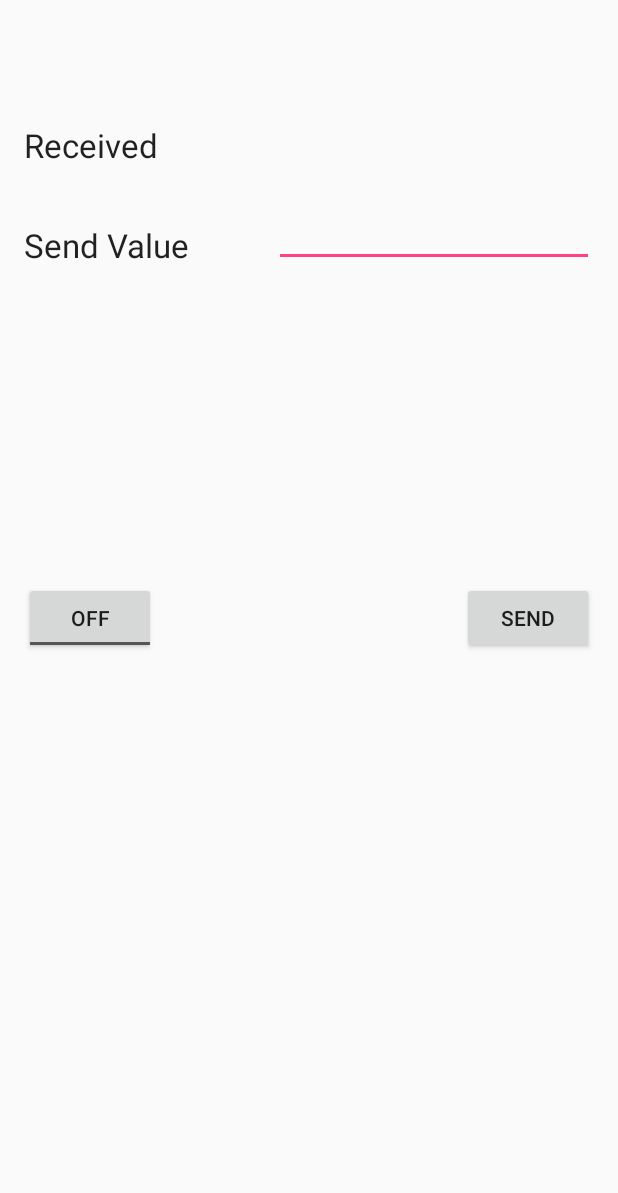
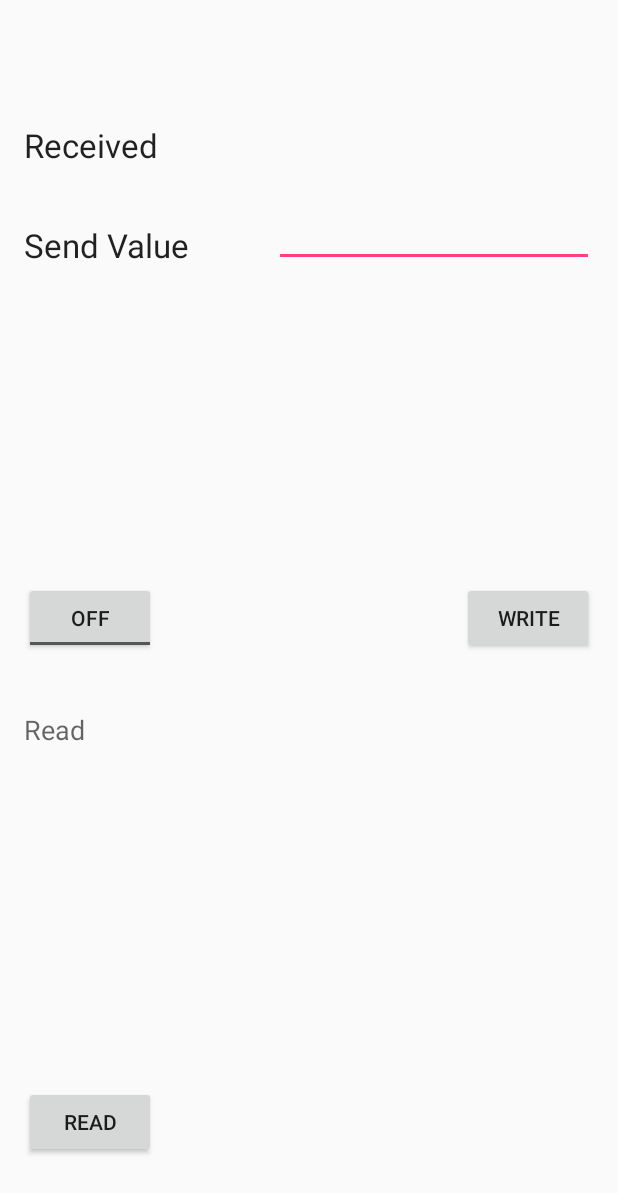
Before and after one commit to masanori840816/AndroidKtBleController, an Android app: the CentralActivity screen opened directly, with no data from a screen before it, on a phone screen of 412 x 824 dp. Shown: the top 1193 px of the screen. Run offline under Robolectric (Android 15) with nearby library versions, the phone set to English and light mode, and no system bars.

Commit message:
add read value button

```diff
--- a/app/src/main/java/jp/masanori/androidktblecontroller/CentralActivity.kt
+++ b/app/src/main/java/jp/masanori/androidktblecontroller/CentralActivity.kt
@@ -39,6 +39,7 @@ class CentralActivity : FragmentActivity() {
     private var bleCharacteristic: BluetoothGattCharacteristic? = null
     private final var locationAccesser = LocationAccesser()
     private var textReceived: TextView? = null
+    private var textRead: TextView? = null
     private final var REQUEST_NUM_BLE_ON = 1
 
     fun onGpsEnabled(){
@@ -54,10 +55,16 @@ class CentralActivity : FragmentActivity() {
 
         textReceived = findViewById(R.id.text_received) as TextView
 
-        var editTextSend = findViewById(R.id.edittext_send) as EditText
-        var buttonSendText = findViewById(R.id.button_send_text) as Button
-        buttonSendText!!.setOnClickListener {
-            sendText(editTextSend.text.toString())
+        var editTextWrite = findViewById(R.id.edittext_write) as EditText
+        var buttonWrite = findViewById(R.id.button_write) as Button
+        buttonWrite!!.setOnClickListener {
+            writeText(editTextWrite.text.toString())
+        }
+
+        textRead = findViewById(R.id.text_read) as TextView
+        var buttonRead = findViewById(R.id.button_read) as Button
+        buttonRead!!.setOnClickListener{
+            readText()
         }
         // BluetoothがOffならインテントを表示する.
         if(bleAdapter!!.isEnabled) {
@@ -140,6 +147,8 @@ class CentralActivity : FragmentActivity() {
                     // キャラクタリスティックが見つかったら、Notificationをリクエスト.
                     bleGatt!!.setCharacteristicNotification(bleCharacteristic, true)
 
+
+
                     // Characteristic の Notificationを有効化する.
                     var _bleDescriptor: BluetoothGattDescriptor = bleCharacteristic!!.getDescriptor(UUID.fromString(getString(R.string.uuid_characteristic_config)))
 
@@ -162,6 +171,14 @@ class CentralActivity : FragmentActivity() {
                 }
             }
         }
+        override fun onCharacteristicRead(gatt: BluetoothGatt, characteristic: BluetoothGattCharacteristic, status: Int){
+            if (getString(R.string.uuid_characteristic).equals(characteristic.getUuid().toString().toUpperCase())){
+                // Peripheralから値を読み込んだらメインスレッドでTextViewに値をセットする.
+                runOnUiThread {
+                    textRead!!.text = characteristic.getStringValue(0)
+                }
+            }
+        }
     }
     private final val bleScanCallback: ScanCallback = object : ScanCallback(){
         override fun onScanResult(callbackType: Int, result: ScanResult) {
@@ -176,8 +193,13 @@ class CentralActivity : FragmentActivity() {
     };
     private var broadcastReceiver = object : BroadcastReceiver() {
         override fun onReceive(context : Context?, intent : Intent?){
-            bleGatt = null
-            scanNewDevice()
+            when(intent!!.action){
+                BluetoothDevice.ACTION_ACL_CONNECTED -> {
+                    bleGatt = null
+                    scanNewDevice()
+                }
+            }
+
         }
     }
     private fun scanNewDevice(){
@@ -214,7 +236,7 @@ class CentralActivity : FragmentActivity() {
         // デバイスの検出.
         bleScanner!!.startScan(listOf(filter!!), setting!!, bleScanCallback)
     }
-    private fun sendText(sendValue: String){
+    private fun writeText(sendValue: String){
         // 1台以上接続されていれば書き込みリクエストを送る.
         if(bleManager!!.getConnectedDevices(BluetoothProfile.GATT).isEmpty()){
            return
@@ -222,4 +244,11 @@ class CentralActivity : FragmentActivity() {
         bleCharacteristic!!.value = sendValue.toByteArray()
         bleGatt!!.writeCharacteristic(bleCharacteristic)
     }
+    private fun readText(){
+        // 1台以上接続されていれば書き込みリクエストを送る.
+        if(bleManager!!.getConnectedDevices(BluetoothProfile.GATT).isEmpty()){
+            return
+        }
+        bleGatt!!.readCharacteristic(bleCharacteristic)
+    }
 }
--- a/app/src/main/res/layout/activity_central.xml
+++ b/app/src/main/res/layout/activity_central.xml
@@ -40,8 +40,8 @@
     <Button
         android:layout_width="wrap_content"
         android:layout_height="wrap_content"
-        android:text="Send"
-        android:id="@+id/button_send_text"
+        android:text="Write"
+        android:id="@+id/button_write"
         android:layout_centerVertical="true"
         android:layout_alignParentEnd="true" />
 
@@ -50,9 +50,28 @@
         android:layout_height="wrap_content"
         android:inputType="textMultiLine"
         android:ems="10"
-        android:id="@+id/edittext_send"
+        android:id="@+id/edittext_write"
         android:layout_alignTop="@+id/text_received"
-        android:layout_alignEnd="@+id/button_send_text"
+        android:layout_alignEnd="@+id/button_write"
         android:layout_alignBottom="@+id/text_auto_send_value" />
 
+    <Button
+        android:layout_width="wrap_content"
+        android:layout_height="wrap_content"
+        android:text="Read"
+        android:id="@+id/button_read"
+        android:layout_alignParentBottom="true"
+        android:layout_alignParentStart="true"
+        android:layout_marginBottom="36dp" />
+
+    <TextView
+        android:layout_width="wrap_content"
+        android:layout_height="wrap_content"
+        android:textAppearance="?android:attr/textAppearanceMedium"
+        android:text="Read"
+        android:id="@+id/text_read"
+        android:layout_below="@+id/toggle_auto"
+        android:layout_alignParentStart="true"
+        android:layout_marginTop="38dp" />
+
 </RelativeLayout>
```
